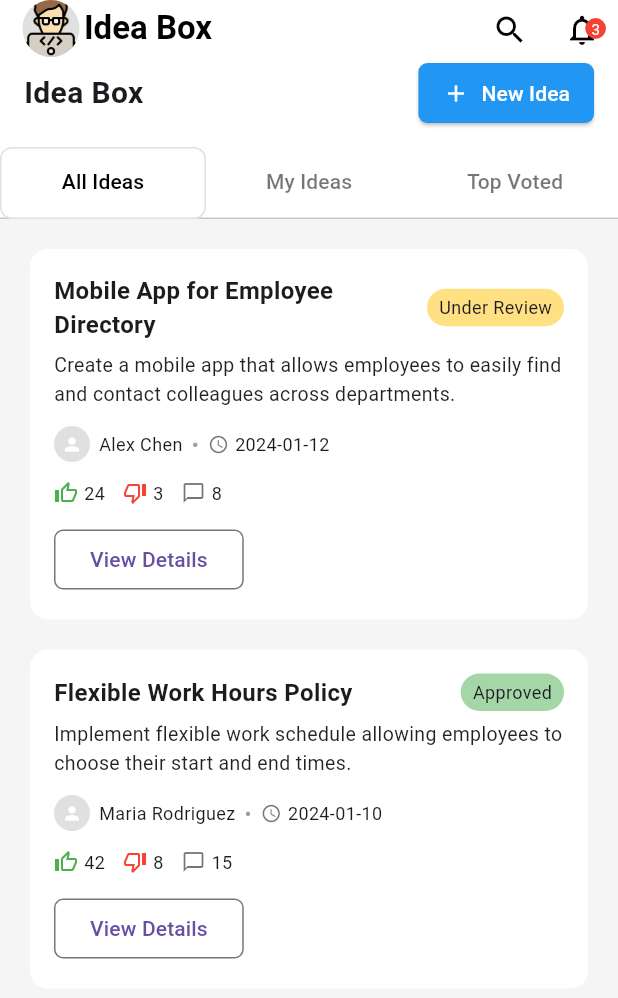
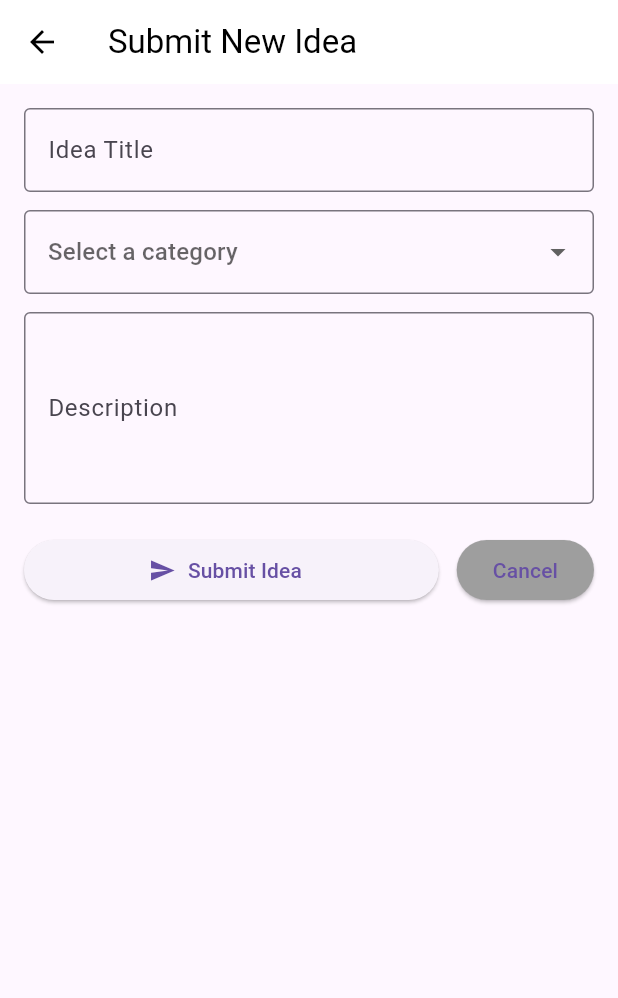
Before and after one commit to MominovAzizDev/kazianteam, a Flutter app: the IdeasPage screen opened directly, after a tap on "New Idea", on a phone screen of 412 x 824 dp. Shown: the top 998 px of the screen. Run offline on Flutter 3.47's test engine with Material 3 defaults, Android fonts, the phone set to English and light mode, and no system bars; our stand-ins replace firebase_auth, firebase_core, shared_preferences; accounts and stored records are empty.

Commit message:
full App

```diff
--- a/lib/main.dart
+++ b/lib/main.dart
@@ -1,7 +1,6 @@
 import 'package:firebase_core/firebase_core.dart';
 import 'package:flutter/material.dart';
 import 'package:kaizenteam/controller/auth/authState.dart';
-import 'package:kaizenteam/view/home/bottomnavigationbar_page.dart';
 import 'package:kaizenteam/view/splash/splash.dart';
 import 'package:provider/provider.dart';
 import 'firebase_options.dart';
@@ -23,7 +22,7 @@ class MainApp extends StatelessWidget {
       create: (_) => Authstate(),
       child: MaterialApp(
         debugShowCheckedModeBanner: false,
-        home: BottomnavigationbarPage(),
+        home: Splash(),
       ),
     );
   }
--- a/lib/view/ideas/ideas_page.dart
+++ b/lib/view/ideas/ideas_page.dart
@@ -1,6 +1,10 @@
+import 'dart:convert';
 import 'package:flutter/material.dart';
-import 'package:kaizenteam/view/ideas/widgets/idea_card_widget.dart';
-import 'package:kaizenteam/view/ideas/widgets/ideascards_widget.dart';
+import 'package:shared_preferences/shared_preferences.dart';
+
+import 'widgets/idea_card_widget.dart';
+import 'widgets/ideascards_widget.dart';
+import 'widgets/new_idea_page_widget.dart';
 
 class IdeasPage extends StatefulWidget {
   @override
@@ -10,11 +14,49 @@ class IdeasPage extends StatefulWidget {
 class _IdeasPageState extends State<IdeasPage>
     with SingleTickerProviderStateMixin {
   late TabController _tabController;
+  List<Map<String, dynamic>> _ideas = [];
 
   @override
   void initState() {
     super.initState();
     _tabController = TabController(length: 3, vsync: this);
+    _loadIdeas();
+  }
+
+  Future<void> _loadIdeas() async {
+    final prefs = await SharedPreferences.getInstance();
+    final stored = prefs.getString("ideas");
+    if (stored != null) {
+      setState(() {
+        _ideas = List<Map<String, dynamic>>.from(json.decode(stored));
+      });
+    }
+  }
+
+  Future<void> _saveIdeas() async {
+    final prefs = await SharedPreferences.getInstance();
+    await prefs.setString("ideas", json.encode(_ideas));
+  }
+
+  Future<void> _addNewIdea() async {
+    final newIdea = await Navigator.push(
+      context,
+      MaterialPageRoute(builder: (context) => NewIdeaPageWidget()),
+    );
+
+    if (newIdea != null) {
+      setState(() {
+        _ideas.add(newIdea);
+      });
+      _saveIdeas();
+    }
+  }
+
+  void _updateIdea(int index, Map<String, dynamic> updatedIdea) {
+    setState(() {
+      _ideas[index] = updatedIdea;
+    });
+    _saveIdeas();
   }
 
   @override
@@ -98,7 +140,7 @@ class _IdeasPageState extends State<IdeasPage>
                           borderRadius: BorderRadius.circular(6),
                         ),
                       ),
-                      onPressed: () {},
+                      onPressed: _addNewIdea,
                     ),
                   ],
                 ),
@@ -129,18 +171,23 @@ class _IdeasPageState extends State<IdeasPage>
         children: [
           _buildIdeasList(),
           Center(
-            child: Column(
+            child: _ideas.isEmpty
+                ? Column(
                     mainAxisAlignment: MainAxisAlignment.center,
                     children: [
                       Icon(Icons.add),
                       SizedBox(height: 10),
                       Text(
                         "No Ideas Yet",
-                  style: TextStyle(fontWeight: FontWeight.bold, fontSize: 20),
+                        style: TextStyle(
+                          fontWeight: FontWeight.bold,
+                          fontSize: 20,
+                        ),
                       ),
                       Text("Submit your first idea to get started."),
                     ],
-            ),
+                  )
+                : _buildIdeasList(myIdeasOnly: true),
           ),
           ListView(
             padding: EdgeInsets.all(16),
@@ -169,36 +216,26 @@ class _IdeasPageState extends State<IdeasPage>
     );
   }
 
-  Widget _buildIdeasList() {
-    return ListView(
+  Widget _buildIdeasList({bool myIdeasOnly = false}) {
+    final ideas = myIdeasOnly
+        ? _ideas.where((idea) => idea["author"] == "You").toList()
+        : _ideas;
+
+    return ListView.builder(
       padding: EdgeInsets.all(16),
+      itemCount: ideas.length,
+      itemBuilder: (context, index) {
+        final idea = ideas[index];
+        return Column(
           children: [
             IdeaCardWidget(
-          title: "Mobile App for Employee Directory",
-          description:
-              "Create a mobile app that allows employees to easily find and contact colleagues across departments.",
-          author: "Alex Chen",
-          date: "2024-01-12",
-          status: "Under Review",
-          statusColor: Colors.amber.shade200,
-          likes: 24,
-          dislikes: 3,
-          comments: 8,
+              idea: idea,
+              onUpdate: (updatedIdea) => _updateIdea(index, updatedIdea),
             ),
             SizedBox(height: 12),
-        IdeaCardWidget(
-          title: "Flexible Work Hours Policy",
-          description:
-              "Implement flexible work schedule allowing employees to choose their start and end times.",
-          author: "Maria Rodriguez",
-          date: "2024-01-10",
-          status: "Approved",
-          statusColor: Colors.green.shade200,
-          likes: 42,
-          dislikes: 8,
-          comments: 15,
-        ),
           ],
+        );
+      },
     );
   }
 }
--- a/lib/view/ideas/widgets/idea_card_widget.dart
+++ b/lib/view/ideas/widgets/idea_card_widget.dart
@@ -1,28 +1,11 @@
 import 'package:flutter/material.dart';
+import 'package:kaizenteam/view/ideas/idea_detail_page.dart';
 
 class IdeaCardWidget extends StatelessWidget {
-  final String title;
-  final String description;
-  final String author;
-  final String date;
-  final String status;
-  final Color statusColor;
-  final int likes;
-  final int dislikes;
-  final int comments;
+  final Map<String, dynamic> idea;
+  final void Function(Map<String, dynamic>) onUpdate;
 
-  const IdeaCardWidget({
-    super.key,
-    required this.title,
-    required this.description,
-    required this.author,
-    required this.date,
-    required this.status,
-    required this.statusColor,
-    required this.likes,
-    required this.dislikes,
-    required this.comments,
-  });
+  const IdeaCardWidget({super.key, required this.idea, required this.onUpdate});
 
   @override
   Widget build(BuildContext context) {
@@ -39,23 +22,23 @@ class IdeaCardWidget extends StatelessWidget {
               children: [
                 Expanded(
                   child: Text(
-                    title,
+                    idea["title"],
                     style: TextStyle(fontWeight: FontWeight.bold, fontSize: 16),
                   ),
                 ),
                 Container(
                   padding: EdgeInsets.symmetric(horizontal: 8, vertical: 4),
                   decoration: BoxDecoration(
-                    color: statusColor,
+                    color: idea["statusColor"],
                     borderRadius: BorderRadius.circular(20),
                   ),
-                  child: Text(status, style: TextStyle(fontSize: 12)),
+                  child: Text(idea["status"], style: TextStyle(fontSize: 12)),
                 ),
               ],
             ),
             SizedBox(height: 6),
             Text(
-              description,
+              idea["description"],
               style: TextStyle(color: Colors.black87, fontSize: 13),
             ),
             SizedBox(height: 12),
@@ -67,13 +50,13 @@ class IdeaCardWidget extends StatelessWidget {
                   child: Icon(Icons.person, size: 14, color: Colors.white),
                 ),
                 SizedBox(width: 6),
-                Text(author, style: TextStyle(fontSize: 12)),
+                Text(idea["author"], style: TextStyle(fontSize: 12)),
                 SizedBox(width: 6),
                 Text("•", style: TextStyle(color: Colors.grey)),
                 SizedBox(width: 6),
                 Icon(Icons.access_time, size: 14, color: Colors.black54),
                 SizedBox(width: 4),
-                Text(date, style: TextStyle(fontSize: 12)),
+                Text(idea["date"], style: TextStyle(fontSize: 12)),
               ],
             ),
             SizedBox(height: 12),
@@ -85,7 +68,7 @@ class IdeaCardWidget extends StatelessWidget {
                   color: Colors.green,
                 ),
                 SizedBox(width: 4),
-                Text("$likes", style: TextStyle(fontSize: 12)),
+                Text("${idea["likes"]}", style: TextStyle(fontSize: 12)),
                 SizedBox(width: 12),
                 Icon(
                   Icons.thumb_down_alt_outlined,
@@ -93,7 +76,7 @@ class IdeaCardWidget extends StatelessWidget {
                   color: Colors.red,
                 ),
                 SizedBox(width: 4),
-                Text("$dislikes", style: TextStyle(fontSize: 12)),
+                Text("${idea["dislikes"]}", style: TextStyle(fontSize: 12)),
                 SizedBox(width: 12),
                 Icon(
                   Icons.chat_bubble_outline,
@@ -101,7 +84,7 @@ class IdeaCardWidget extends StatelessWidget {
                   color: Colors.black54,
                 ),
                 SizedBox(width: 4),
-                Text("$comments", style: TextStyle(fontSize: 12)),
+                Text("${idea["comments"]}", style: TextStyle(fontSize: 12)),
               ],
             ),
             SizedBox(height: 12),
@@ -111,7 +94,17 @@ class IdeaCardWidget extends StatelessWidget {
                   borderRadius: BorderRadius.circular(6),
                 ),
               ),
-              onPressed: () {},
+              onPressed: () async {
+                final updatedIdea = await Navigator.push(
+                  context,
+                  MaterialPageRoute(
+                    builder: (context) => IdeaDetailPage(idea: idea),
+                  ),
+                );
+                if (updatedIdea != null) {
+                  onUpdate(updatedIdea);
+                }
+              },
               child: Text("View Details"),
             ),
           ],
--- /dev/null
+++ b/lib/view/ideas/widgets/new_idea_page_widget.dart
@@ -0,0 +1,103 @@
+import 'package:flutter/material.dart';
+
+class NewIdeaPageWidget extends StatefulWidget {
+  @override
+  State<NewIdeaPageWidget> createState() => _NewIdeaPageWidgetState();
+}
+
+class _NewIdeaPageWidgetState extends State<NewIdeaPageWidget> {
+  final _titleController = TextEditingController();
+  final _descriptionController = TextEditingController();
+  String? _selectedCategory;
+
+  @override
+  Widget build(BuildContext context) {
+    return Scaffold(
+      appBar: AppBar(
+        title: Text("Submit New Idea"),
+        backgroundColor: Colors.white,
+        foregroundColor: Colors.black,
+        elevation: 0,
+      ),
+      body: Padding(
+        padding: EdgeInsets.all(16),
+        child: Column(
+          crossAxisAlignment: CrossAxisAlignment.start,
+          children: [
+            TextField(
+              controller: _titleController,
+              decoration: InputDecoration(
+                labelText: "Idea Title",
+                border: OutlineInputBorder(),
+              ),
+            ),
+            SizedBox(height: 12),
+            DropdownButtonFormField<String>(
+              value: _selectedCategory,
+              hint: Text("Select a category"),
+              items: ["Technology", "HR", "Finance", "Other"]
+                  .map((cat) => DropdownMenuItem(
+                        value: cat,
+                        child: Text(cat),
+                      ))
+                  .toList(),
+              onChanged: (val) {
+                setState(() {
+                  _selectedCategory = val;
+                });
+              },
+              decoration: InputDecoration(
+                border: OutlineInputBorder(),
+              ),
+            ),
+            SizedBox(height: 12),
+            TextField(
+              controller: _descriptionController,
+              maxLines: 4,
+              decoration: InputDecoration(
+                labelText: "Description",
+                border: OutlineInputBorder(),
+              ),
+            ),
+            SizedBox(height: 20),
+            Row(
+              children: [
+                Expanded(
+                  child: ElevatedButton.icon(
+                    onPressed: () {
+                      if (_titleController.text.isNotEmpty &&
+                          _descriptionController.text.isNotEmpty &&
+                          _selectedCategory != null) {
+                        Navigator.pop(context, {
+                          "title": _titleController.text,
+                          "description": _descriptionController.text,
+                          "author": "You",
+                          "date": DateTime.now().toString().split(" ").first,
+                          "status": "Pending",
+                          "statusColor": Colors.grey.shade300,
+                          "likes": 0,
+                          "dislikes": 0,
+                          "comments": 0,
+                          "category": _selectedCategory!,
+                        });
+                      }
+                    },
+                    icon: Icon(Icons.send),
+                    label: Text("Submit Idea"),
+                  ),
+                ),
+                SizedBox(width: 12),
+                ElevatedButton(
+                  style:
+                      ElevatedButton.styleFrom(backgroundColor: Colors.grey),
+                  onPressed: () => Navigator.pop(context),
+                  child: Text("Cancel"),
+                )
+              ],
+            )
+          ],
+        ),
+      ),
+    );
+  }
+}
--- a/pubspec.yaml
+++ b/pubspec.yaml
@@ -13,6 +13,7 @@ dependencies:
   firebase_auth: ^6.1.0
   cloud_firestore: ^6.0.2
   provider: ^6.1.5+1
+  shared_preferences: ^2.5.3
 
 dev_dependencies:
   flutter_test:
```
Also changed, not shown: lib/view/challenges/widgets/entry_widget.dart (added, +10 -0 lines), lib/view/ideas/idea_detail_page.dart (added, +125 -0 lines), pubspec.lock, 1 other file. Lines whose indentation alone changed are shown as unchanged.
